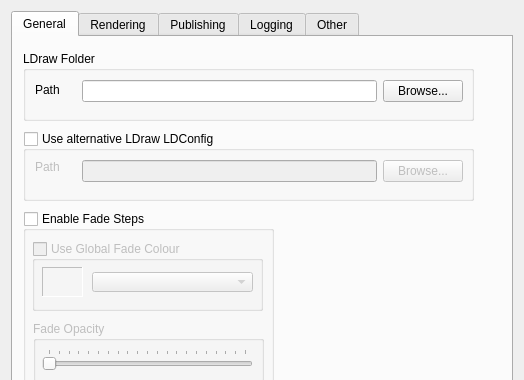
The window that mainApp/preferences.ui (trevorsandy/lpub3d-ci) describes before a commit, drawn with Qt 5; both pictures show x 0 to 524 and y 0 to 380 of the 524 by 590 pixel window.
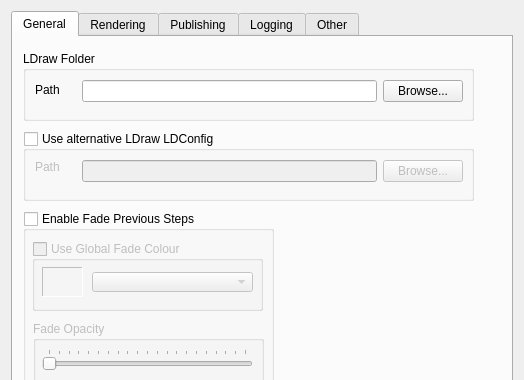
The same window after the commit. Icons and pictures are not drawn.

Commit message: Enhancement - True Fade

Patch:
```diff
--- a/mainApp/preferences.ui
+++ b/mainApp/preferences.ui
@@ -196,7 +196,7 @@
         <string>This setting allows you to fade previous build step parts </string>
        </property>
        <property name="title">
-        <string>Enable Fade Steps</string>
+        <string>Enable Fade Previous Steps</string>
        </property>
        <property name="checkable">
         <bool>true</bool>
```
Left out of the diff: 10 changed lines with no effect on the pictures. The commit also changes 6 other files.
